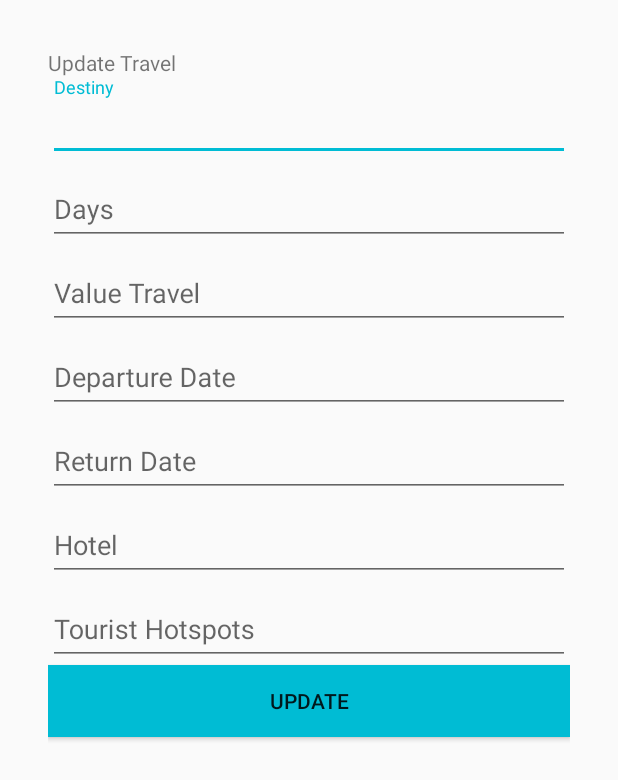
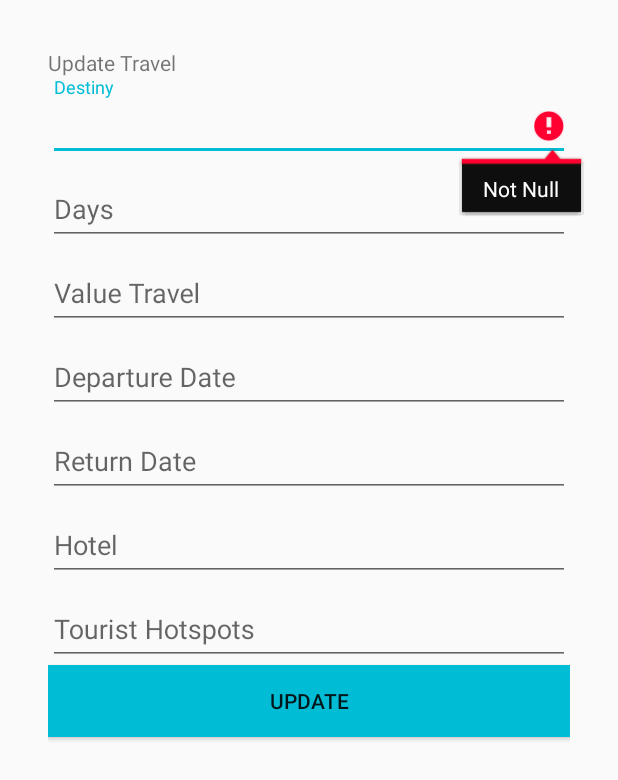
Before and after one commit to CrisPassos/MyTravelsDiary, an Android app: the UpdateActivity screen opened directly, with no data from a screen before it, after a tap on "UPDATE", on a phone screen of 412 x 824 dp. Shown: the top 780 px of the screen. Run offline under Robolectric (Android 15) with nearby library versions, the phone set to English and light mode, and no system bars; 7 statements that could not run were skipped.

Commit message:
Obrigatoriedade dos campos de update

```diff
--- a/app/src/main/java/br/com/cristiana/mytravelsdiary/UpdateActivity.java
+++ b/app/src/main/java/br/com/cristiana/mytravelsdiary/UpdateActivity.java
@@ -3,6 +3,7 @@ package br.com.cristiana.mytravelsdiary;
 import android.content.Intent;
 import android.os.Bundle;
 import android.support.v7.app.AppCompatActivity;
+import android.text.TextUtils;
 import android.view.View;
 import android.widget.TextView;
 import android.widget.Toast;
@@ -46,6 +47,12 @@ public class UpdateActivity extends AppCompatActivity {
 
     public  void update(View v){
 
+        boolean error = validation();
+
+        if (error){
+            return;
+        }else {
+
             try {
                 TravelDAO dao = new TravelDAO(this);
 
@@ -69,5 +76,45 @@ public class UpdateActivity extends AppCompatActivity {
                 e.printStackTrace();
             }
         }
+    }
+
+    private boolean validation(){
+
+        boolean erro = false;
+
+        String destiny = tilDestinyU.getText().toString();
+        String days = tilDaysU.getText().toString();
+        String value = tilValueU.getText().toString();
+        String departureDate = tilDepartureDateU.getText().toString();
+        String returnDate = tilReturnDateU.getText().toString();
+        String hotel = tilHotelU.getText().toString();
+        String touristHotspots = tilTouristHotspotsU.getText().toString();
+
+
+        if(TextUtils.isEmpty(destiny)) {
+            tilDestinyU.setError(getString(R.string.app_null));
+            erro = true;
+        } else if(TextUtils.isEmpty(days)) {
+            tilDaysU.setError(getString(R.string.app_null));
+            erro = true;
+        } else if(TextUtils.isEmpty(value)) {
+            tilValueU.setError(getString(R.string.app_null));
+            erro = true;
+        } else if(TextUtils.isEmpty(departureDate)) {
+            tilDepartureDateU.setError(getString(R.string.app_null));
+            erro = true;
+        } else if(TextUtils.isEmpty(returnDate)) {
+            tilReturnDateU.setError(getString(R.string.app_null));
+            erro = true;
+        } else if(TextUtils.isEmpty(hotel)) {
+            tilHotelU.setError(getString(R.string.app_null));
+            erro = true;
+        } else if(TextUtils.isEmpty(touristHotspots)) {
+            tilTouristHotspotsU.setError(getString(R.string.app_null));
+            erro = true;
+        }
+
+        return erro;
+    }
 
 }
--- a/app/src/main/res/layout/activity_update.xml
+++ b/app/src/main/res/layout/activity_update.xml
@@ -36,7 +36,8 @@
                 android:layout_height="wrap_content"
                 android:hint="@string/app_destiny"
                 android:id="@+id/tilDestinyU"
-                android:maxLength="30"/>
+                android:maxLength="30"
+                android:maxLines="1"/>
 
         </android.support.design.widget.TextInputLayout>
 
@@ -64,7 +65,8 @@
                 android:layout_height="wrap_content"
                 android:hint="@string/app_value"
                 android:inputType="numberDecimal"
-                android:id="@+id/tilValueU"/>
+                android:id="@+id/tilValueU"
+                android:maxLines="1"/>
 
         </android.support.design.widget.TextInputLayout>
 
@@ -79,7 +81,8 @@
                 android:hint="@string/app_departureDate"
                 android:inputType="date"
                 android:id="@+id/tilDepartureDateU"
-                android:maxLength="11"/>
+                android:maxLength="11"
+                android:maxLines="1"/>
 
         </android.support.design.widget.TextInputLayout>
 
@@ -94,7 +97,8 @@
                 android:hint="@string/app_returnDate"
                 android:inputType="date"
                 android:id="@+id/tilReturnDateU"
-                android:maxLength="11"/>
+                android:maxLength="11"
+                android:maxLines="1"/>
 
         </android.support.design.widget.TextInputLayout>
 
@@ -121,7 +125,8 @@
                 android:layout_height="wrap_content"
                 android:hint="@string/app_touristHotspots"
                 android:id="@+id/tilTouristHotspotsU"
-                android:maxLength="30"/>
+                android:maxLength="30"
+                android:maxLines="1"/>
 
         </android.support.design.widget.TextInputLayout>
 
```
Lines whose indentation alone changed are shown as unchanged.
